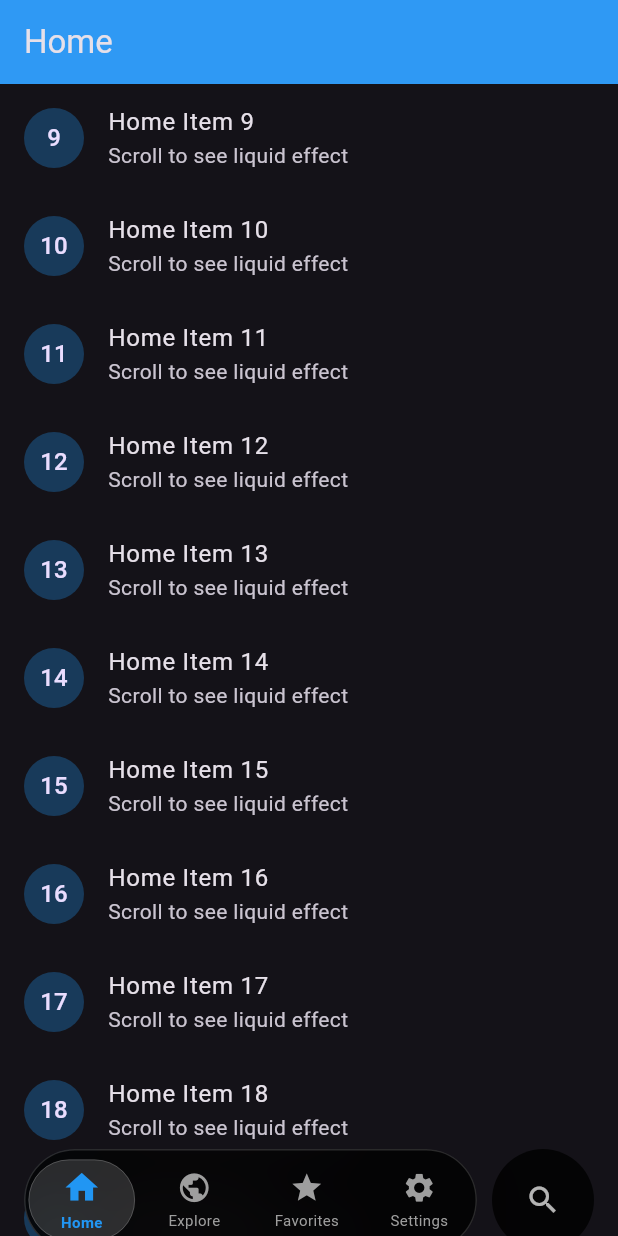
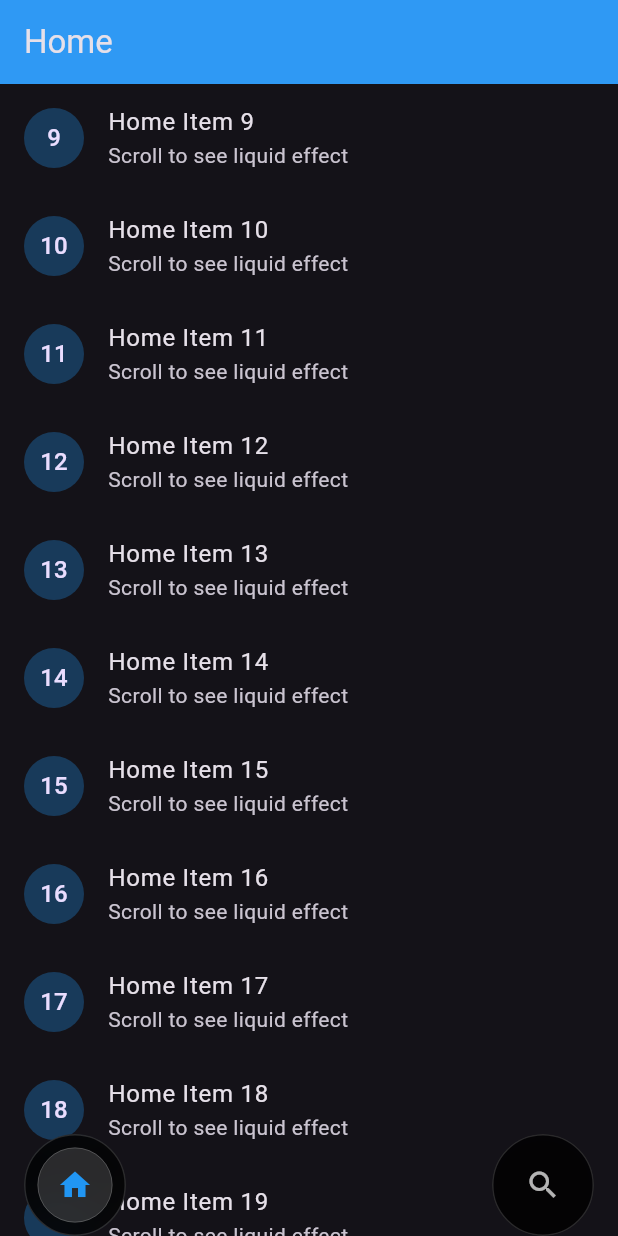
Before and after one commit to mesutissever/liquid_tabbar_minimize, a Flutter app: the screen it shows after launch, scrolled down 576 dp, on a phone screen of 412 x 824 dp. Run offline on Flutter 3.47's test engine with Material 3 defaults, Android fonts, the phone set to English and light mode, and no system bars; our stand-ins replace plugin_platform_interface.

Commit message:
Implement scroll-to-minimize behavior for LiquidBottomNavigationBar and update iOS integration for scroll handling

```diff
--- a/example/lib/main.dart
+++ b/example/lib/main.dart
@@ -26,6 +26,7 @@ class HomePage extends StatefulWidget {
 
 class _HomePageState extends State<HomePage> {
   int _selectedIndex = 0;
+  double _lastScrollOffset = 0;
 
   // iOS 26+ için SF Symbol mapping
   String _iconToSFSymbol(IconData icon) {
@@ -37,10 +38,21 @@ class _HomePageState extends State<HomePage> {
     return 'circle.fill'; // fallback
   }
 
-  static Widget _buildPage(String title, Color color) {
+  static Widget _buildPageWithScroll(
+    String title,
+    Color color,
+    Function(double, double) onScroll,
+  ) {
     return Scaffold(
       appBar: AppBar(title: Text(title), backgroundColor: color),
-      body: ListView.builder(
+      body: NotificationListener<ScrollNotification>(
+        onNotification: (notification) {
+          if (notification is ScrollUpdateNotification) {
+            onScroll(notification.metrics.pixels, notification.metrics.pixels);
+          }
+          return false;
+        },
+        child: ListView.builder(
           itemCount: 50,
           itemBuilder: (context, index) {
             return ListTile(
@@ -53,7 +65,14 @@ class _HomePageState extends State<HomePage> {
             );
           },
         ),
+      ),
     );
+  }
+
+  void _handleScroll(double offset, double delta) {
+    final barState = LiquidBottomNavigationBar.barKey.currentState;
+    barState?.handleScroll(offset, offset - _lastScrollOffset);
+    _lastScrollOffset = offset;
   }
 
   @override
@@ -63,10 +82,10 @@ class _HomePageState extends State<HomePage> {
       body: IndexedStack(
         index: _selectedIndex,
         children: [
-          _buildPage('Home', Colors.blue),
-          _buildPage('Explore', Colors.green),
-          _buildPage('Favorites', Colors.orange),
-          _buildPage('Settings', Colors.purple),
+          _buildPageWithScroll('Home', Colors.blue, _handleScroll),
+          _buildPageWithScroll('Explore', Colors.green, _handleScroll),
+          _buildPageWithScroll('Favorites', Colors.orange, _handleScroll),
+          _buildPageWithScroll('Settings', Colors.purple, _handleScroll),
           Center(
             child: Column(
               mainAxisAlignment: MainAxisAlignment.center,
@@ -98,10 +117,10 @@ class _HomePageState extends State<HomePage> {
           ),
         ],
         pages: [
-          _buildPage('Home', Colors.blue),
-          _buildPage('Explore', Colors.green),
-          _buildPage('Favorites', Colors.orange),
-          _buildPage('Settings', Colors.purple),
+          _buildPageWithScroll('Home', Colors.blue, _handleScroll),
+          _buildPageWithScroll('Explore', Colors.green, _handleScroll),
+          _buildPageWithScroll('Favorites', Colors.orange, _handleScroll),
+          _buildPageWithScroll('Settings', Colors.purple, _handleScroll),
         ],
         sfSymbolMapper: _iconToSFSymbol,
         showActionButton: true,
@@ -110,8 +129,8 @@ class _HomePageState extends State<HomePage> {
           debugPrint('Search tapped!');
           setState(() => _selectedIndex = 4);
         },
-        selectedItemColor: Colors.blue, // Özel renk
-        unselectedItemColor: Colors.grey, // Özel renk
+        selectedItemColor: Colors.blue,
+        unselectedItemColor: Colors.grey,
         height: 68,
       ),
     );
--- a/lib/src/liquid_bottom_navigation_bar.dart
+++ b/lib/src/liquid_bottom_navigation_bar.dart
@@ -19,6 +19,7 @@ class LiquidBottomNavigationBar extends StatefulWidget {
   final ValueChanged<bool>? onNativeDetected;
   final Color? selectedItemColor; // Seçili tab rengi
   final Color? unselectedItemColor; // Seçili olmayan tab rengi
+  final ValueChanged<double>? onScroll; // Scroll callback
 
   const LiquidBottomNavigationBar({
     super.key,
@@ -34,8 +35,12 @@ class LiquidBottomNavigationBar extends StatefulWidget {
     this.onNativeDetected,
     this.selectedItemColor, // null ise theme.colorScheme.primary
     this.unselectedItemColor, // null ise grey
+    this.onScroll,
   }) : assert(items.length >= 2 && items.length <= 5),
        assert(items.length == pages.length);
+
+  // Scroll bilgisini bar'a iletmek için public key
+  static final GlobalKey<_CustomLiquidBarState> barKey = GlobalKey();
 
   @override
   State<LiquidBottomNavigationBar> createState() =>
@@ -118,6 +123,7 @@ class _LiquidBottomNavigationBarState extends State<LiquidBottomNavigationBar> {
 
     // iOS <26 & Android Custom
     return _CustomLiquidBar(
+      key: LiquidBottomNavigationBar.barKey,
       currentIndex: widget.currentIndex,
       onTap: widget.onTap,
       items: widget.items,
@@ -143,6 +149,7 @@ class _CustomLiquidBar extends StatefulWidget {
   final Color? unselectedItemColor;
 
   const _CustomLiquidBar({
+    super.key,
     required this.currentIndex,
     required this.items,
     this.onTap,
@@ -160,7 +167,37 @@ class _CustomLiquidBar extends StatefulWidget {
 
 class _CustomLiquidBarState extends State<_CustomLiquidBar> {
   double _barOpacity = 1.0;
-  double _lastScrollOffset = 0;
+  bool _isCollapsed = false;
+
+  void handleScroll(double offset, double delta) {
+    const threshold = 3.0;
+
+    if (offset <= 50) {
+      if (_isCollapsed) {
+        setState(() {
+          _isCollapsed = false;
+          _barOpacity = 1.0;
+        });
+      }
+      return;
+    }
+
+    if (delta.abs() < threshold) return;
+
+    if (delta > 0 && !_isCollapsed) {
+      // Yukarı scroll → COLLAPSE
+      setState(() {
+        _isCollapsed = true;
+        _barOpacity = 1.0; // Opacity değişmez, sadece morph olur
+      });
+    } else if (delta < 0 && _isCollapsed) {
+      // Aşağı scroll → EXPAND
+      setState(() {
+        _isCollapsed = false;
+        _barOpacity = 1.0;
+      });
+    }
+  }
 
   @override
   Widget build(BuildContext context) {
@@ -173,33 +210,32 @@ class _CustomLiquidBarState extends State<_CustomLiquidBar> {
             ? Colors.white.withValues(alpha: 0.7)
             : Colors.black.withValues(alpha: 0.6));
 
-    return NotificationListener<ScrollNotification>(
-      onNotification: (notification) {
-        if (notification is ScrollUpdateNotification) {
-          final offset = notification.metrics.pixels;
-          final delta = offset - _lastScrollOffset;
-          _handleScroll(offset, delta);
-          _lastScrollOffset = offset;
-        }
-        return false;
-      },
+    // Action button seçili mi kontrol et
+    final isActionSelected =
+        widget.showActionButton && widget.currentIndex >= widget.items.length;
+
+    return Container(
+      height: widget.height + safeAreaBottom,
+      child: Padding(
+        padding: EdgeInsets.only(left: 16, right: 16, bottom: safeAreaBottom),
+        child: Stack(
+          alignment: Alignment.bottomRight,
+          children: [
+            // Main TabBar - Collapse/Expand animasyonlu
+            Align(
+              alignment: Alignment.bottomLeft,
               child: AnimatedContainer(
                 duration: const Duration(milliseconds: 250),
                 curve: Curves.easeInOut,
-        height: _barOpacity * (widget.height + safeAreaBottom),
-        child: Transform.translate(
-          offset: const Offset(0, 10),
-          child: Padding(
-            padding: EdgeInsets.only(
-              left: 16,
-              right: 16,
-              bottom: safeAreaBottom,
-            ),
-            child: Row(
-              children: [
-                // Main TabBar
-                Expanded(
-                  flex: widget.showActionButton ? 4 : 1,
+                width: _isCollapsed
+                    ? widget
+                          .height // Action button ile aynı boyut (kare)
+                    : (widget.showActionButton
+                          ? MediaQuery.of(context).size.width -
+                                32 -
+                                widget.height -
+                                10
+                          : MediaQuery.of(context).size.width - 32),
                 child: ClipRRect(
                   borderRadius: BorderRadius.circular(36),
                   child: BackdropFilter(
@@ -219,10 +255,25 @@ class _CustomLiquidBarState extends State<_CustomLiquidBar> {
                               : Colors.black.withValues(alpha: 0.08),
                           width: 1,
                         ),
+                        boxShadow: [
+                          BoxShadow(
+                            color: Colors.black.withValues(alpha: 0.1),
+                            blurRadius: 10,
+                            offset: const Offset(0, 2),
                           ),
-                        child: Row(
+                        ],
+                      ),
+                      child: _isCollapsed
+                          ? _buildCollapsedTab(
+                              widget.currentIndex,
+                              selectedColor,
+                              unselectedColor,
+                            )
+                          : Row(
                               mainAxisAlignment: MainAxisAlignment.spaceAround,
-                          children: List.generate(widget.items.length, (index) {
+                              children: List.generate(widget.items.length, (
+                                index,
+                              ) {
                                 final item = widget.items[index];
                                 final isSelected = widget.currentIndex == index;
 
@@ -230,19 +281,18 @@ class _CustomLiquidBarState extends State<_CustomLiquidBar> {
                                   child: GestureDetector(
                                     onTap: () => widget.onTap?.call(index),
                                     child: AnimatedContainer(
-                                  duration: const Duration(milliseconds: 200),
+                                      duration: const Duration(
+                                        milliseconds: 200,
+                                      ),
                                       curve: Curves.easeInOut,
                                       margin: EdgeInsets.symmetric(
-                                    horizontal: isSelected
-                                        ? 2
-                                        : 3, // Seçiliyken daha geniş
-                                    vertical: isSelected
-                                        ? 6
-                                        : 8, // Seçiliyken daha yassı
+                                        horizontal: isSelected ? 2 : 3,
+                                        vertical: isSelected ? 6 : 8,
                                       ),
                                       decoration: BoxDecoration(
                                         color: isSelected
-                                        ? (theme.brightness == Brightness.dark
+                                            ? (theme.brightness ==
+                                                      Brightness.dark
                                                   ? Colors.white.withValues(
                                                       alpha: 0.15,
                                                     )
@@ -251,9 +301,7 @@ class _CustomLiquidBarState extends State<_CustomLiquidBar> {
                                                     ))
                                             : Colors.transparent,
                                         borderRadius: BorderRadius.circular(
-                                      isSelected
-                                          ? 28
-                                          : 36, // Seçiliyken daha az yuvarlak (geoid)
+                                          isSelected ? 28 : 36,
                                         ),
                                         border: isSelected
                                             ? Border.all(
@@ -271,7 +319,8 @@ class _CustomLiquidBarState extends State<_CustomLiquidBar> {
                                             : null,
                                       ),
                                       child: Column(
-                                    mainAxisAlignment: MainAxisAlignment.center,
+                                        mainAxisAlignment:
+                                            MainAxisAlignment.center,
                                         children: [
                                           IconTheme(
                                             data: IconThemeData(
@@ -312,14 +361,17 @@ class _CustomLiquidBarState extends State<_CustomLiquidBar> {
                   ),
                 ),
               ),
+            ),
 
-                // Action Button
-                if (widget.showActionButton) ...[
-                  const SizedBox(width: 10),
-                  GestureDetector(
+            // Action Button - SABİT
+            if (widget.showActionButton)
+              Positioned(
+                right: 0,
+                bottom: 0,
+                child: GestureDetector(
                   onTap: widget.onActionTap,
                   child: ClipRRect(
-                      borderRadius: BorderRadius.circular(36), // Daha oval
+                    borderRadius: BorderRadius.circular(36),
                     child: BackdropFilter(
                       filter: ImageFilter.blur(sigmaX: 20, sigmaY: 20),
                       child: Container(
@@ -331,55 +383,75 @@ class _CustomLiquidBarState extends State<_CustomLiquidBar> {
                                       ? Colors.black.withValues(alpha: 0.5)
                                       : Colors.white.withValues(alpha: 0.7))
                                   .withValues(alpha: 0.8),
+                          borderRadius: BorderRadius.circular(36),
+                          border: Border.all(
+                            color: theme.brightness == Brightness.dark
+                                ? Colors.white.withValues(alpha: 0.15)
+                                : Colors.black.withValues(alpha: 0.08),
+                            width: 1,
+                          ),
+                          boxShadow: [
+                            BoxShadow(
+                              color: Colors.black.withValues(alpha: 0.1),
+                              blurRadius: 10,
+                              offset: const Offset(0, 2),
+                            ),
+                          ],
                         ),
                         child: IconTheme(
                           data: IconThemeData(
                             size: 24,
-                              color: theme.brightness == Brightness.dark
+                            color: isActionSelected
+                                ? selectedColor // Seçiliyken primary color
+                                : (theme.brightness == Brightness.dark
                                       ? Colors.white.withValues(alpha: 0.7)
-                                  : Colors.black.withValues(alpha: 0.6),
+                                      : Colors.black.withValues(alpha: 0.6)),
                           ),
-                            child:
-                                widget.actionIcon ?? const Icon(Icons.search),
+                          child: widget.actionIcon ?? const Icon(Icons.search),
+                        ),
                       ),
                     ),
                   ),
                 ),
               ),
           ],
-              ],
         ),
+      ),
+    );
+  }
+
+  Widget _buildCollapsedTab(
+    int currentIndex,
+    Color selectedColor,
+    Color unselectedColor,
+  ) {
+    final item = widget.items[currentIndex];
+
+    return GestureDetector(
+      onTap: () {
+        setState(() => _isCollapsed = false);
+      },
+      child: Container(
+        margin: const EdgeInsets.all(8),
+        decoration: BoxDecoration(
+          color: Theme.of(context).brightness == Brightness.dark
+              ? Colors.white.withValues(alpha: 0.15)
+              : Colors.black.withValues(alpha: 0.08),
+          borderRadius: BorderRadius.circular(28),
+          border: Border.all(
+            color: Theme.of(context).brightness == Brightness.dark
+                ? Colors.white.withValues(alpha: 0.25)
+                : Colors.black.withValues(alpha: 0.12),
+            width: 0.5,
+          ),
+        ),
+        child: Center(
+          child: IconTheme(
+            data: IconThemeData(size: 24, color: selectedColor),
+            child: item.icon,
           ),
         ),
       ),
     );
   }
-
-  void _handleScroll(double offset, double delta) {
-    const threshold = 5.0;
-    if (offset <= 0) {
-      if (_barOpacity != 1.0) {
-        setState(() => _barOpacity = 1.0);
 }
-    } else if (delta.abs() < threshold) {
-      return;
-    } else {
-      final shouldShow = delta < 0;
-      final newOpacity = shouldShow ? 1.0 : 0.0;
-      if (_barOpacity != newOpacity) {
-        setState(() => _barOpacity = newOpacity);
-      }
-    }
-  }
-
-  IconData _parseIcon(String name) {
-    const mapping = {
-      'home': Icons.home,
-      'search': Icons.search,
-      'settings': Icons.settings,
-      'person': Icons.person,
-      'favorite': Icons.favorite,
-    };
-    return mapping[name] ?? Icons.circle;
-  }
-}
```
Also changed, not shown: 1 other file. Lines whose indentation alone changed are shown as unchanged.
